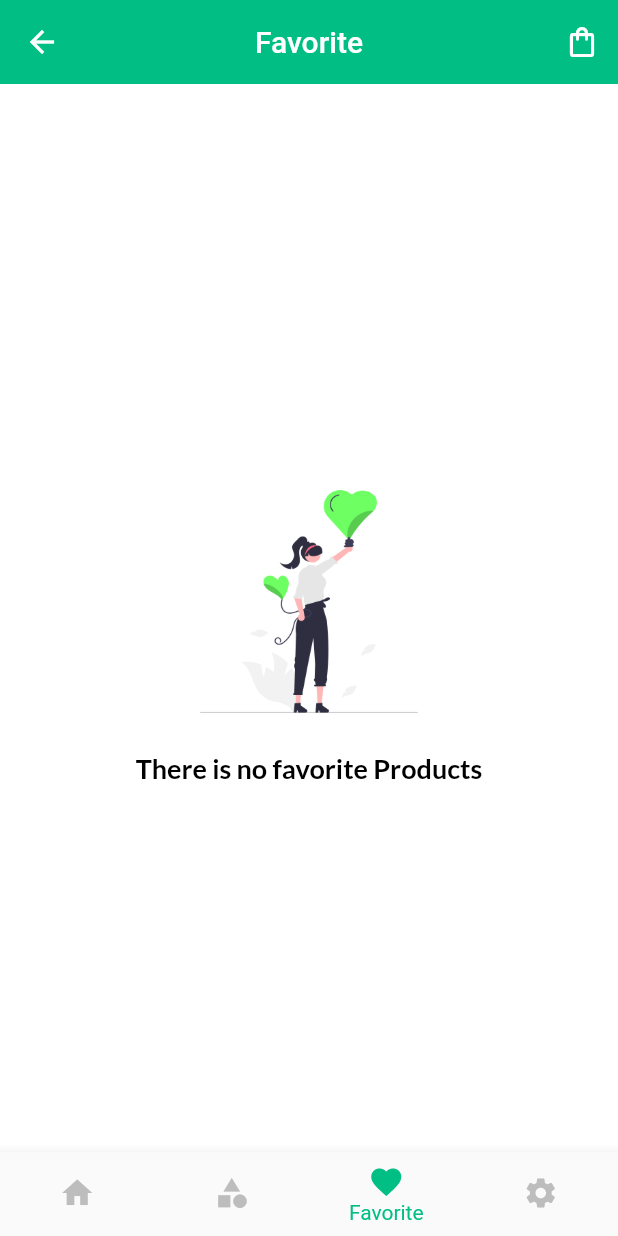
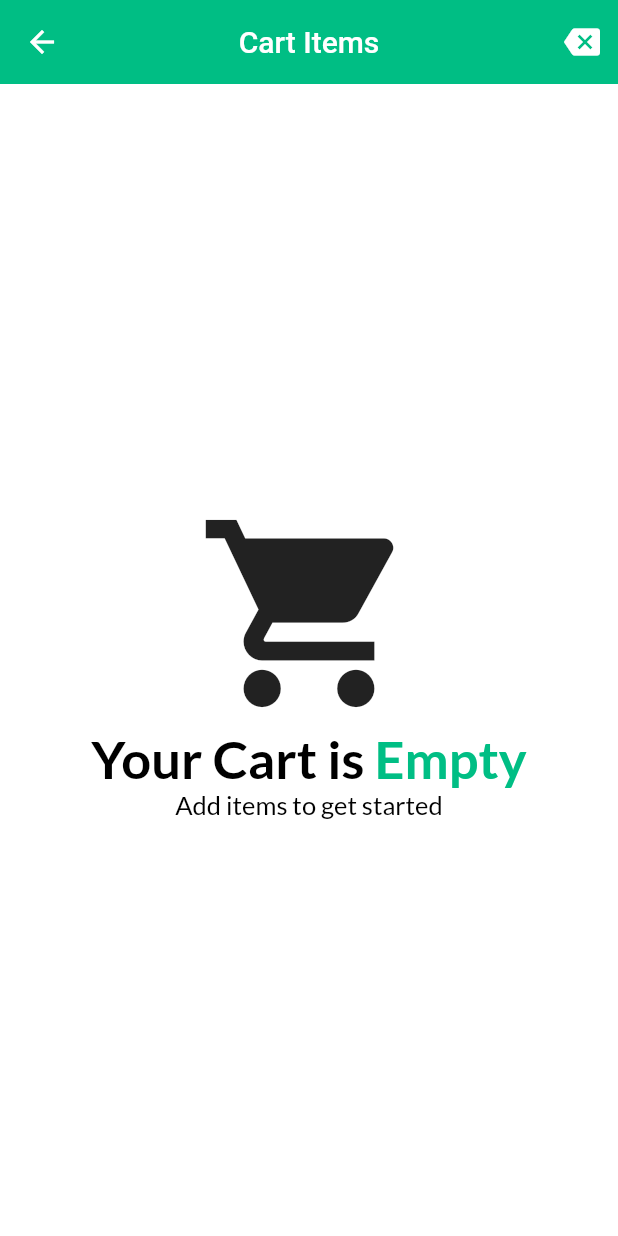
Before and after one commit to ahmedmo112/4All_shop_with_strapi, a Flutter app: the MainScreen screen opened by its route, item 3 of the bottom bar chosen, after a tap on the "shopping bag" icon, on a phone screen of 412 x 824 dp. Run offline on Flutter 3.47's test engine with Material 2 defaults, Android fonts, the phone set to English and light mode, and no system bars; our stand-ins replace firebase_auth, firebase_core, get, get_storage, google_fonts, google_sign_in; accounts and stored records are empty; network calls fail.

Commit message:
empty cart

```diff
--- a/lib/logic/controller/product_controller.dart
+++ b/lib/logic/controller/product_controller.dart
@@ -1,5 +1,4 @@
 
-import 'dart:html';
 
 import 'package:fshop/services/product_services.dart';
 import 'package:get/get.dart';
@@ -9,7 +8,7 @@ import '../../models/product_models.dart';
 
 class ProductController extends GetxController{
   RxList productList = <ProductModel> [].obs;
-  RxList? favoriteList = <ProductModel> [].obs;
+  RxList favoriteList = <ProductModel> [].obs;
   RxBool isLoading = true.obs;
 
   GetStorage storage = GetStorage();
@@ -34,8 +33,8 @@ class ProductController extends GetxController{
     }
   }
 
-  void readFavorite(){
-    List list = storage.read<List>("favorities")!;
+  void readFavorite()async{
+    List? list = await storage.read<List>("favorities");
     if(list != null){
      favoriteList =  list.map((element) => ProductModel.fromJson(element)).toList().obs;
     }
@@ -43,23 +42,23 @@ class ProductController extends GetxController{
 
   void addToFavoriteList(int productId)async{
 
-    favoriteList!.add(productList
+    favoriteList.add(productList
     .firstWhere((element) => element.id == productId));
     print(productId);
     await storage.write("favorities", favoriteList);
   }
 
   void removeFromFavoriteList(int productId)async{
-    for (var i = 0; i < favoriteList!.length; i++) {
-      if (productId == favoriteList![i].id) {
-        favoriteList!.removeAt(i);
+    for (var i = 0; i < favoriteList.length; i++) {
+      if (productId == favoriteList[i].id) {
+        favoriteList.removeAt(i);
       }
     }
     await storage.write("favorities", favoriteList);
   }
 
   bool isAtFavorite(int productId){
-    return favoriteList!.any((element) => element.id == productId);
+    return favoriteList.any((element) => element.id == productId);
   }
 
 }
--- a/lib/routes/routes.dart
+++ b/lib/routes/routes.dart
@@ -4,6 +4,7 @@ import 'package:fshop/logic/bindings/products_bindings.dart';
 import 'package:fshop/view/screens/auth/forget_password_screen.dart';
 import 'package:fshop/view/screens/auth/login_screen.dart';
 import 'package:fshop/view/screens/auth/signup_screen.dart';
+import 'package:fshop/view/screens/cart_screen.dart';
 import 'package:fshop/view/screens/main_screen.dart';
 import 'package:fshop/view/screens/welcome_screen.dart';
 import 'package:fshop/view/widgets/auth/auth_button_widget.dart';
@@ -34,6 +35,10 @@ class AppRoutes {
       page: () => MainScreen(),
       bindings: [AuthBinding(),MainBinding(),ProductBinding()]
     ),
+    GetPage(
+        name: Routes.cartScreen,
+        page: () => CartScreen(),
+        binding: AuthBinding()),
   ];
 }
 
@@ -43,4 +48,5 @@ class Routes {
   static const signupScreen = "/signupScreen";
   static const forgetPasswordScreen = "/forgetPasswordScreen";
   static const mainScreen = "/mainScreen";
+  static const cartScreen = "/cartScreen";
 }
--- /dev/null
+++ b/lib/view/screens/cart_screen.dart
@@ -0,0 +1,25 @@
+import 'package:flutter/material.dart';
+import 'package:get/get.dart';
+
+import '../widgets/cart/empty_cart_widget.dart';
+
+class CartScreen extends StatelessWidget {
+  const CartScreen({Key? key}) : super(key: key);
+
+  @override
+  Widget build(BuildContext context) {
+    return SafeArea(
+      child: Scaffold(
+        backgroundColor: context.theme.backgroundColor,
+        appBar: AppBar(
+          title: const Text("Cart Items"),
+          centerTitle: true,
+          actions: [IconButton(onPressed: (){}, icon:const  Icon(Icons.backspace))],
+          elevation: 0.0,
+
+        ),
+        body: EmptyCart(),
+      ),
+    );
+  }
+}
--- a/lib/view/screens/favorite_screen.dart
+++ b/lib/view/screens/favorite_screen.dart
@@ -14,7 +14,7 @@ class FavoriteScreen extends StatelessWidget {
     return Scaffold(
         backgroundColor: context.theme.backgroundColor,
         body: Obx((){
-           if(controller.favoriteList!.isEmpty){
+           if(controller.favoriteList.isEmpty){
          return Center(
           child: Column(
             mainAxisAlignment: MainAxisAlignment.center,
@@ -34,12 +34,12 @@ class FavoriteScreen extends StatelessWidget {
         }else{
         return ListView.separated(
           physics: const BouncingScrollPhysics(),
-          itemCount: controller.favoriteList!.length,
+          itemCount: controller.favoriteList.length,
           separatorBuilder: (BuildContext context, int index) {
             return const SizedBox(height: 5,);
           },
           itemBuilder: (BuildContext context, int index) {
-            return buildFavoriteItem(context,controller.favoriteList![index]) ;
+            return buildFavoriteItem(context,controller.favoriteList[index]) ;
           },
         );
 
--- a/lib/view/screens/main_screen.dart
+++ b/lib/view/screens/main_screen.dart
@@ -1,5 +1,6 @@
 import 'package:flutter/material.dart';
 import 'package:fshop/logic/controller/main_controller.dart';
+import 'package:fshop/routes/routes.dart';
 import 'package:fshop/utils/theme.dart';
 import 'package:get/get.dart';
 
@@ -18,6 +19,7 @@ class MainScreen extends StatelessWidget {
           actions: [
             IconButton(
                 onPressed: () {
+                  Get.toNamed(Routes.cartScreen);
                 },
                 icon: const Icon(Icons.shopping_bag_outlined))
           ],
--- /dev/null
+++ b/lib/view/widgets/cart/empty_cart_widget.dart
@@ -0,0 +1,44 @@
+import 'package:flutter/material.dart';
+import 'package:flutter/src/foundation/key.dart';
+import 'package:flutter/src/widgets/framework.dart';
+import 'package:fshop/utils/theme.dart';
+import 'package:fshop/view/widgets/text_utils.dart';
+import 'package:get/get.dart';
+
+class EmptyCart extends StatelessWidget {
+  const EmptyCart({Key? key}) : super(key: key);
+
+  @override
+  Widget build(BuildContext context) {
+    return Center(
+      child: Column(mainAxisAlignment: MainAxisAlignment.center, children: [
+        Icon(
+          Icons.shopping_cart,
+          size: 150,
+        ),
+        Wrap(
+          children: [
+            TextUtils(
+              text: "Your Cart is ",
+              fontsize: 35,
+              fontWeight: FontWeight.bold,
+              color: Get.isDarkMode ? Colors.white : Colors.black,
+            ),
+            TextUtils(
+              text: "Empty",
+              fontsize: 35,
+              fontWeight: FontWeight.bold,
+              color: Get.isDarkMode ? pinkClr : mainColor,
+            ),
+          ],
+        ),
+        TextUtils(
+              text: "Add items to get started",
+              fontsize: 17,
+              fontWeight: FontWeight.normal,
+              color: Get.isDarkMode ? Colors.white : Colors.black,
+            ),
+      ]),
+    );
+  }
+}
--- a/lib/view/widgets/home/card_Items.dart
+++ b/lib/view/widgets/home/card_Items.dart
@@ -142,7 +142,7 @@ class CardItems extends StatelessWidget {
                 overflow: TextOverflow.fade,
                 maxLines: 2,
                 style:
-                    const TextStyle(fontWeight: FontWeight.bold, fontSize: 15),
+                    const TextStyle(fontWeight: FontWeight.normal, fontSize: 14),
               ),
             )
           ],
```
Also changed, not shown: lib/models/product_models.dart (+2 -15 lines), pubspec.lock.
